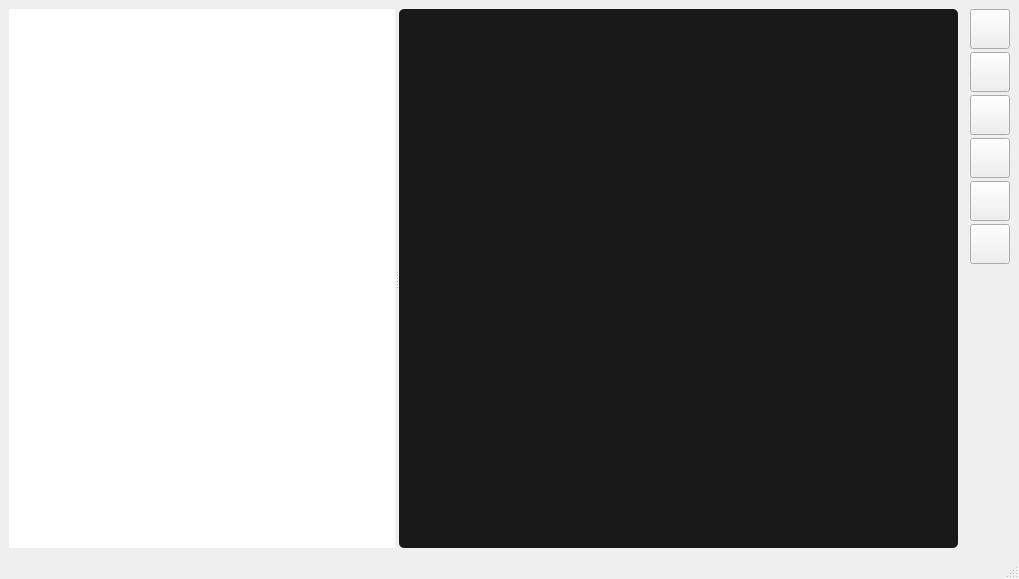
Above: FileEditor/mainwindow.ui from imitatehappiness/QtFileEditor before the change. Below: the same form after it.
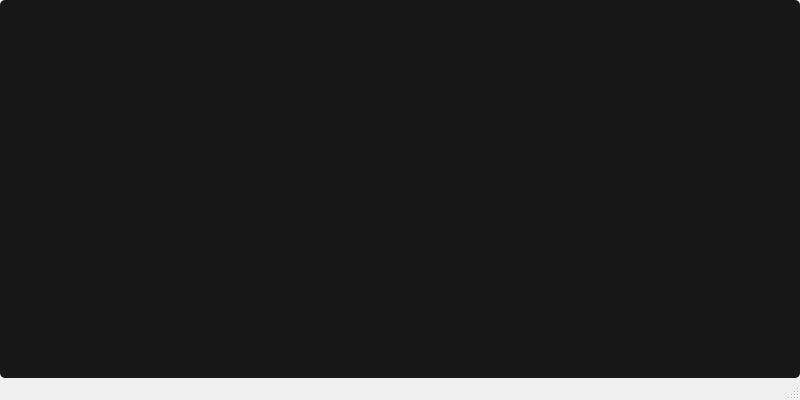
That is the form after the change. Icons and pictures are not drawn.

```diff
--- a/FileEditor/mainwindow.ui
+++ b/FileEditor/mainwindow.ui
@@ -6,20 +6,20 @@
    <rect>
     <x>0</x>
     <y>0</y>
-    <width>1019</width>
-    <height>579</height>
+    <width>800</width>
+    <height>400</height>
    </rect>
   </property>
   <property name="sizePolicy">
-   <sizepolicy hsizetype="Maximum" vsizetype="Maximum">
+   <sizepolicy hsizetype="Preferred" vsizetype="Preferred">
     <horstretch>0</horstretch>
     <verstretch>0</verstretch>
    </sizepolicy>
   </property>
   <property name="minimumSize">
    <size>
-    <width>800</width>
-    <height>400</height>
+    <width>0</width>
+    <height>0</height>
    </size>
   </property>
   <property name="baseSize">
@@ -36,376 +36,47 @@
   </property>
   <widget class="QWidget" name="centralwidget">
    <layout class="QGridLayout" name="gridLayout">
-    <item row="0" column="1">
-     <widget class="QFrame" name="frame">
-      <property name="enabled">
-       <bool>true</bool>
-      </property>
-      <property name="sizePolicy">
-       <sizepolicy hsizetype="Fixed" vsizetype="Preferred">
-        <horstretch>40</horstretch>
-        <verstretch>0</verstretch>
-       </sizepolicy>
-      </property>
-      <property name="minimumSize">
-       <size>
-        <width>40</width>
-        <height>0</height>
-       </size>
-      </property>
-      <property name="frameShape">
-       <enum>QFrame::NoFrame</enum>
-      </property>
-      <property name="frameShadow">
-       <enum>QFrame::Raised</enum>
-      </property>
-      <property name="lineWidth">
-       <number>0</number>
-      </property>
-      <layout class="QGridLayout" name="gridLayout_3">
-       <property name="leftMargin">
-        <number>6</number>
-       </property>
-       <property name="topMargin">
-        <number>0</number>
-       </property>
-       <property name="rightMargin">
-        <number>0</number>
-       </property>
-       <property name="bottomMargin">
-        <number>0</number>
-       </property>
-       <property name="horizontalSpacing">
-        <number>0</number>
-       </property>
-       <property name="verticalSpacing">
-        <number>3</number>
-       </property>
-       <item row="5" column="0">
-        <widget class="QPushButton" name="pB_fileSaveAs">
-         <property name="sizePolicy">
-          <sizepolicy hsizetype="Minimum" vsizetype="Minimum">
-           <horstretch>0</horstretch>
-           <verstretch>0</verstretch>
-          </sizepolicy>
-         </property>
-         <property name="minimumSize">
-          <size>
-           <width>40</width>
-           <height>40</height>
-          </size>
-         </property>
-         <property name="maximumSize">
-          <size>
-           <width>40</width>
-           <height>16777215</height>
-          </size>
-         </property>
-         <property name="toolTip">
-          <string>Save file as</string>
-         </property>
-         <property name="text">
-          <string/>
-         </property>
-         <property name="icon">
-          <iconset resource="resources/resources.qrc">
-           <normaloff>:/resources/icons/fileIcons/save_as_file.png</normaloff>:/resources/icons/fileIcons/save_as_file.png</iconset>
-         </property>
-         <property name="iconSize">
-          <size>
-           <width>32</width>
-           <height>32</height>
-          </size>
-         </property>
-        </widget>
-       </item>
-       <item row="1" column="0">
-        <widget class="QPushButton" name="pB_fileOpen">
-         <property name="minimumSize">
-          <size>
-           <width>40</width>
-           <height>40</height>
-          </size>
-         </property>
-         <property name="maximumSize">
-          <size>
-           <width>40</width>
-           <height>16777215</height>
-          </size>
-         </property>
-         <property name="toolTip">
-          <string>Open file</string>
-         </property>
-         <property name="text">
-          <string/>
-         </property>
-         <property name="icon">
-          <iconset resource="resources/resources.qrc">
-           <normaloff>:/resources/icons/fileIcons/open_file.png</normaloff>:/resources/icons/fileIcons/open_file.png</iconset>
-         </property>
-         <property name="iconSize">
-          <size>
-           <width>32</width>
-           <height>32</height>
-          </size>
-         </property>
-        </widget>
-       </item>
-       <item row="2" column="0">
-        <widget class="QPushButton" name="pB_fileSave">
-         <property name="sizePolicy">
-          <sizepolicy hsizetype="Minimum" vsizetype="Minimum">
-           <horstretch>0</horstretch>
-           <verstretch>0</verstretch>
-          </sizepolicy>
-         </property>
-         <property name="minimumSize">
-          <size>
-           <width>40</width>
-           <height>40</height>
-          </size>
-         </property>
-         <property name="maximumSize">
-          <size>
-           <width>40</width>
-           <height>16777215</height>
-          </size>
-         </property>
-         <property name="toolTip">
-          <string>Save file</string>
-         </property>
-         <property name="text">
-          <string/>
-         </property>
-         <property name="icon">
-          <iconset resource="resources/resources.qrc">
-           <normaloff>:/resources/icons/fileIcons/save_file.png</normaloff>:/resources/icons/fileIcons/save_file.png</iconset>
-         </property>
-         <property name="iconSize">
-          <size>
-           <width>32</width>
-           <height>32</height>
-          </size>
-         </property>
-        </widget>
-       </item>
-       <item row="0" column="0">
-        <widget class="QPushButton" name="pB_fileCreate">
-         <property name="sizePolicy">
-          <sizepolicy hsizetype="Minimum" vsizetype="Minimum">
-           <horstretch>0</horstretch>
-           <verstretch>0</verstretch>
-          </sizepolicy>
-         </property>
-         <property name="minimumSize">
-          <size>
-           <width>40</width>
-           <height>40</height>
-          </size>
-         </property>
-         <property name="maximumSize">
-          <size>
-           <width>40</width>
-           <height>16777215</height>
-          </size>
-         </property>
-         <property name="toolTip">
-          <string>New file</string>
-         </property>
-         <property name="text">
-          <string/>
-         </property>
-         <property name="icon">
-          <iconset resource="resources/resources.qrc">
-           <normaloff>:/resources/icons/fileIcons/new_file.png</normaloff>:/resources/icons/fileIcons/new_file.png</iconset>
-         </property>
-         <property name="iconSize">
-          <size>
-           <width>32</width>
-           <height>32</height>
-          </size>
-         </property>
-        </widget>
-       </item>
-       <item row="6" column="0">
-        <widget class="QPushButton" name="pB_fileClose">
-         <property name="sizePolicy">
-          <sizepolicy hsizetype="Minimum" vsizetype="Minimum">
-           <horstretch>0</horstretch>
-           <verstretch>0</verstretch>
-          </sizepolicy>
-         </property>
-         <property name="minimumSize">
-          <size>
-           <width>40</width>
-           <height>40</height>
-          </size>
-         </property>
-         <property name="maximumSize">
-          <size>
-           <width>40</width>
-           <height>16777215</height>
-          </size>
-         </property>
-         <property name="toolTip">
-          <string>Close file</string>
-         </property>
-         <property name="text">
-          <string/>
-         </property>
-         <property name="icon">
-          <iconset resource="resources/resources.qrc">
-           <normaloff>:/resources/icons/fileIcons/close_file.png</normaloff>:/resources/icons/fileIcons/close_file.png</iconset>
-         </property>
-         <property name="iconSize">
-          <size>
-           <width>32</width>
-           <height>32</height>
-          </size>
-         </property>
-        </widget>
-       </item>
-       <item row="8" column="0">
-        <spacer name="verticalSpacer">
-         <property name="orientation">
-          <enum>Qt::Vertical</enum>
-         </property>
-         <property name="sizeHint" stdset="0">
-          <size>
-           <width>20</width>
-           <height>40</height>
-          </size>
-         </property>
-        </spacer>
-       </item>
-       <item row="7" column="0">
-        <widget class="QPushButton" name="pB_fileSearch">
-         <property name="sizePolicy">
-          <sizepolicy hsizetype="Minimum" vsizetype="Minimum">
-           <horstretch>0</horstretch>
-           <verstretch>0</verstretch>
-          </sizepolicy>
-         </property>
-         <property name="minimumSize">
-          <size>
-           <width>40</width>
-           <height>40</height>
-          </size>
-         </property>
-         <property name="maximumSize">
-          <size>
-           <width>40</width>
-           <height>40</height>
-          </size>
-         </property>
-         <property name="toolTip">
-          <string>Search in file</string>
-         </property>
-         <property name="text">
-          <string/>
-         </property>
-         <property name="icon">
-          <iconset resource="resources/resources.qrc">
-           <normaloff>:/resources/icons/search.png</normaloff>:/resources/icons/search.png</iconset>
-         </property>
-         <property name="iconSize">
-          <size>
-           <width>32</width>
-           <height>32</height>
-          </size>
-         </property>
-        </widget>
-       </item>
-      </layout>
-     </widget>
-    </item>
+    <property name="leftMargin">
+     <number>0</number>
+    </property>
+    <property name="topMargin">
+     <number>0</number>
+    </property>
+    <property name="rightMargin">
+     <number>0</number>
+    </property>
+    <property name="bottomMargin">
+     <number>0</number>
+    </property>
+    <property name="spacing">
+     <number>0</number>
+    </property>
     <item row="0" column="0">
-     <widget class="QSplitter" name="splitter">
+     <widget class="QFrame" name="frame_editor">
+      <property name="minimumSize">
+       <size>
+        <width>0</width>
+        <height>0</height>
+       </size>
+      </property>
+      <property name="baseSize">
+       <size>
+        <width>0</width>
+        <height>0</height>
+       </size>
+      </property>
       <property name="styleSheet">
-       <string notr="true"/>
-      </property>
-      <property name="orientation">
-       <enum>Qt::Horizontal</enum>
-      </property>
-      <property name="childrenCollapsible">
-       <bool>false</bool>
-      </property>
-      <widget class="QTreeView" name="tV_directories">
-       <property name="sizePolicy">
-        <sizepolicy hsizetype="Maximum" vsizetype="Preferred">
-         <horstretch>0</horstretch>
-         <verstretch>0</verstretch>
-        </sizepolicy>
-       </property>
-       <property name="minimumSize">
-        <size>
-         <width>350</width>
-         <height>0</height>
-        </size>
-       </property>
-       <property name="baseSize">
-        <size>
-         <width>300</width>
-         <height>0</height>
-        </size>
-       </property>
-       <property name="font">
-        <font>
-         <family>Consolas</family>
-         <pointsize>10</pointsize>
-        </font>
-       </property>
-       <property name="frameShape">
-        <enum>QFrame::NoFrame</enum>
-       </property>
-       <property name="lineWidth">
-        <number>1</number>
-       </property>
-       <property name="horizontalScrollBarPolicy">
-        <enum>Qt::ScrollBarAlwaysOff</enum>
-       </property>
-       <property name="showDropIndicator" stdset="0">
-        <bool>false</bool>
-       </property>
-       <property name="dragEnabled">
-        <bool>false</bool>
-       </property>
-       <property name="dragDropOverwriteMode">
-        <bool>false</bool>
-       </property>
-       <property name="dragDropMode">
-        <enum>QAbstractItemView::NoDragDrop</enum>
-       </property>
-       <property name="defaultDropAction">
-        <enum>Qt::IgnoreAction</enum>
-       </property>
-      </widget>
-      <widget class="QFrame" name="frame_editor">
-       <property name="minimumSize">
-        <size>
-         <width>370</width>
-         <height>0</height>
-        </size>
-       </property>
-       <property name="baseSize">
-        <size>
-         <width>0</width>
-         <height>0</height>
-        </size>
-       </property>
-       <property name="styleSheet">
-        <string notr="true">background-color: rgb(24, 24, 24);
+       <string notr="true">background-color: rgb(24, 24, 24);
 border-radius: 5px;
 
 </string>
-       </property>
-       <property name="frameShape">
-        <enum>QFrame::StyledPanel</enum>
-       </property>
-       <property name="frameShadow">
-        <enum>QFrame::Raised</enum>
-       </property>
-      </widget>
+      </property>
+      <property name="frameShape">
+       <enum>QFrame::StyledPanel</enum>
+      </property>
+      <property name="frameShadow">
+       <enum>QFrame::Raised</enum>
+      </property>
      </widget>
     </item>
    </layout>
```
Left out of the diff: 6 changed lines with no effect on the pictures.
